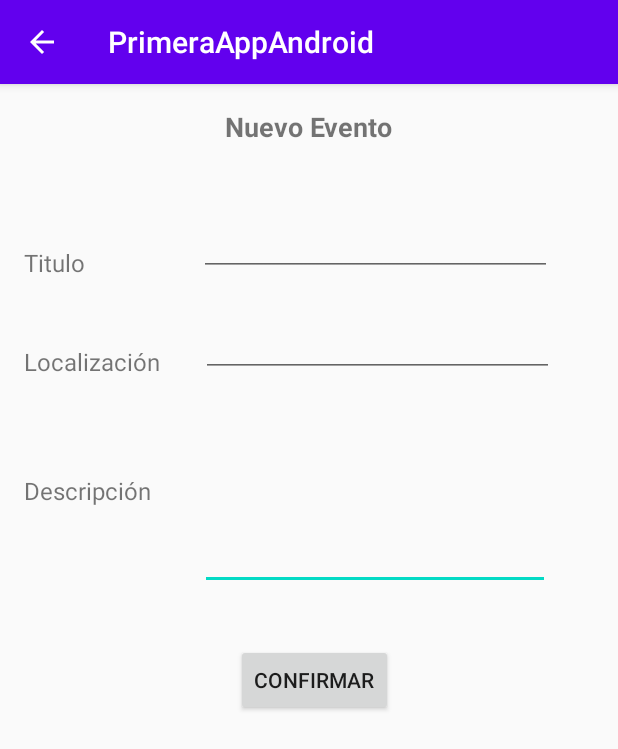
After one commit to DiegoS3/PrimeraAppAndroid, an Android app: the AddCitaActivity screen opened directly, with no data from a screen before it, on a phone screen of 412 x 824 dp. The commit adds this screen. Shown: the top 749 px of the screen. Run offline under Robolectric (Android 15) with nearby library versions, the phone set to English and light mode, and no system bars.

Commit message:
Estructura y Funcionalidad AddCitaActivity

```diff
--- a/app/src/main/java/android/com/diego/primeraappandroid/AddFriendActivity.kt
+++ b/app/src/main/java/android/com/diego/primeraappandroid/AddFriendActivity.kt
@@ -31,7 +31,7 @@ class AddFriendActivity : AppCompatActivity() {
 
             Toast.makeText(this, R.string.mailNoValido , Toast.LENGTH_SHORT).show()
 
-        }else if (name.equals("") or phone.equals("")){
+        }else if (name.isEmpty() or phone.isEmpty()){
 
             Toast.makeText(this, R.string.rellenarCampos , Toast.LENGTH_SHORT).show()
 
--- /dev/null
+++ b/app/src/main/res/layout/activity_add_cita.xml
@@ -0,0 +1,83 @@
+<?xml version="1.0" encoding="utf-8"?>
+<androidx.constraintlayout.widget.ConstraintLayout
+        xmlns:android="http://schemas.android.com/apk/res/android"
+        xmlns:tools="http://schemas.android.com/tools"
+        xmlns:app="http://schemas.android.com/apk/res-auto"
+        android:layout_width="match_parent"
+        android:layout_height="match_parent"
+        tools:context=".AddCitaActivity">
+
+    <EditText
+            android:layout_width="233dp"
+            android:layout_height="118dp"
+            android:inputType="textMultiLine"
+            android:gravity="start|top"
+            android:ems="10"
+            android:id="@+id/eventoEditTextDesc"
+            android:layout_marginEnd="40dp"
+            app:layout_constraintEnd_toEndOf="parent"
+            android:layout_marginStart="29dp" app:layout_constraintStart_toEndOf="@+id/eventoTextFechIDesc"
+            app:layout_constraintHorizontal_bias="0.375" android:layout_marginTop="24dp"
+            app:layout_constraintTop_toBottomOf="@+id/eventoEditTextLocalizacion"/>
+    <EditText
+            android:layout_width="235dp"
+            android:layout_height="43dp"
+            android:inputType="textShortMessage"
+            android:gravity="start|top"
+            android:ems="10"
+            android:id="@+id/eventoEditTextLocalizacion"
+            android:layout_marginEnd="40dp"
+            app:layout_constraintEnd_toEndOf="parent"
+            android:layout_marginTop="24dp" app:layout_constraintTop_toBottomOf="@+id/eventoEditTextTitulo"
+            android:layout_marginStart="22dp" app:layout_constraintStart_toEndOf="@+id/eventoTextLocalizacion"
+            app:layout_constraintHorizontal_bias="0.625"/>
+    <TextView
+            android:text="@string/eventoDesc"
+            android:layout_width="wrap_content"
+            android:layout_height="wrap_content" android:id="@+id/eventoTextFechIDesc"
+            android:textSize="16sp" app:layout_constraintStart_toStartOf="parent"
+            android:layout_marginStart="16dp"
+            android:layout_marginTop="64dp" app:layout_constraintTop_toBottomOf="@+id/eventoTextLocalizacion"/>
+    <TextView
+            android:text="@string/eventoTituloEvent"
+            android:layout_width="wrap_content"
+            android:layout_height="wrap_content" android:id="@+id/eventoTextTituloEvento"
+            app:layout_constraintStart_toStartOf="parent" android:layout_marginStart="16dp"
+            android:textSize="16sp" app:layout_constraintTop_toTopOf="parent" android:layout_marginTop="108dp"/>
+    <TextView
+            android:text="@string/eventoLugar"
+            android:layout_width="wrap_content"
+            android:layout_height="wrap_content" android:id="@+id/eventoTextLocalizacion"
+            android:textSize="16sp" app:layout_constraintStart_toStartOf="parent"
+            android:layout_marginStart="16dp"
+            android:layout_marginTop="44dp" app:layout_constraintTop_toBottomOf="@+id/eventoTextTituloEvento"/>
+    <EditText
+            android:layout_width="235dp"
+            android:layout_height="43dp"
+            android:inputType="textShortMessage"
+            android:gravity="start|top"
+            android:ems="10"
+            android:id="@+id/eventoEditTextTitulo"
+            android:layout_marginEnd="40dp"
+            app:layout_constraintEnd_toEndOf="parent"
+            android:layout_marginTop="44dp"
+            app:layout_constraintTop_toBottomOf="@+id/eventoTextTitulo" android:layout_marginStart="72dp"
+            app:layout_constraintStart_toEndOf="@+id/eventoTextTituloEvento"/>
+    <Button
+            android:text="@string/btnConfirmar"
+            android:layout_width="wrap_content"
+            android:layout_height="wrap_content" android:id="@+id/eventoBtnConfirmar"
+            android:layout_marginTop="36dp"
+            app:layout_constraintTop_toBottomOf="@+id/eventoEditTextDesc"
+            android:layout_marginEnd="150dp"
+            app:layout_constraintEnd_toEndOf="parent" app:layout_constraintStart_toStartOf="parent"
+            android:layout_marginStart="150dp" app:layout_constraintHorizontal_bias="1.0"/>
+    <TextView
+            android:text="@string/eventoTitulo"
+            android:layout_width="wrap_content"
+            android:layout_height="wrap_content" android:id="@+id/eventoTextTitulo"
+            android:textSize="18sp" app:layout_constraintTop_toTopOf="parent"
+            android:layout_marginTop="16dp" app:layout_constraintStart_toStartOf="parent"
+            android:layout_marginStart="150dp" android:layout_marginEnd="151dp"
+            app:layout_constraintEnd_toEndOf="parent" android:textStyle="bold"/>
+</androidx.constraintlayout.widget.ConstraintLayout>
--- a/app/src/main/res/values/strings.xml
+++ b/app/src/main/res/values/strings.xml
@@ -22,4 +22,9 @@
     <string name="contactoNuevo">Contacto Nuevo</string>
     <string name="mailNoValido">Escribe un Email válido</string>
     <string name="rellenarCampos">Debes rellenar todos los campos</string>
+    <string name="eventoTitulo">Nuevo Evento</string>
+    <string name="eventoTituloEvent">Titulo</string>
+    <string name="eventoLugar">Localización</string>
+    <string name="eventoDesc">Descripción</string>
+    <string name="rellenarObliga">Debes rellenar al menos el titulo</string>
 </resources>
```
Also changed, not shown: app/src/main/AndroidManifest.xml (+17 -1 lines), app/src/main/java/android/com/diego/primeraappandroid/AddCitaActivity.kt (added, +46 -0 lines), app/src/main/java/android/com/diego/primeraappandroid/MainActivity.kt (+9 -1 lines).
